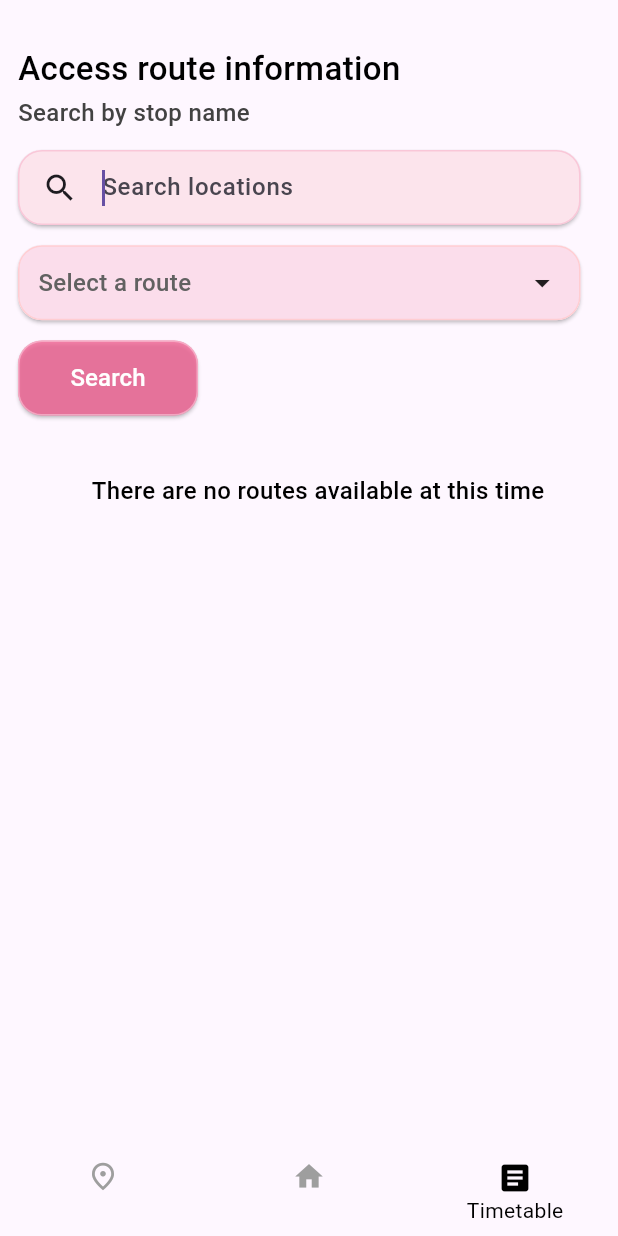
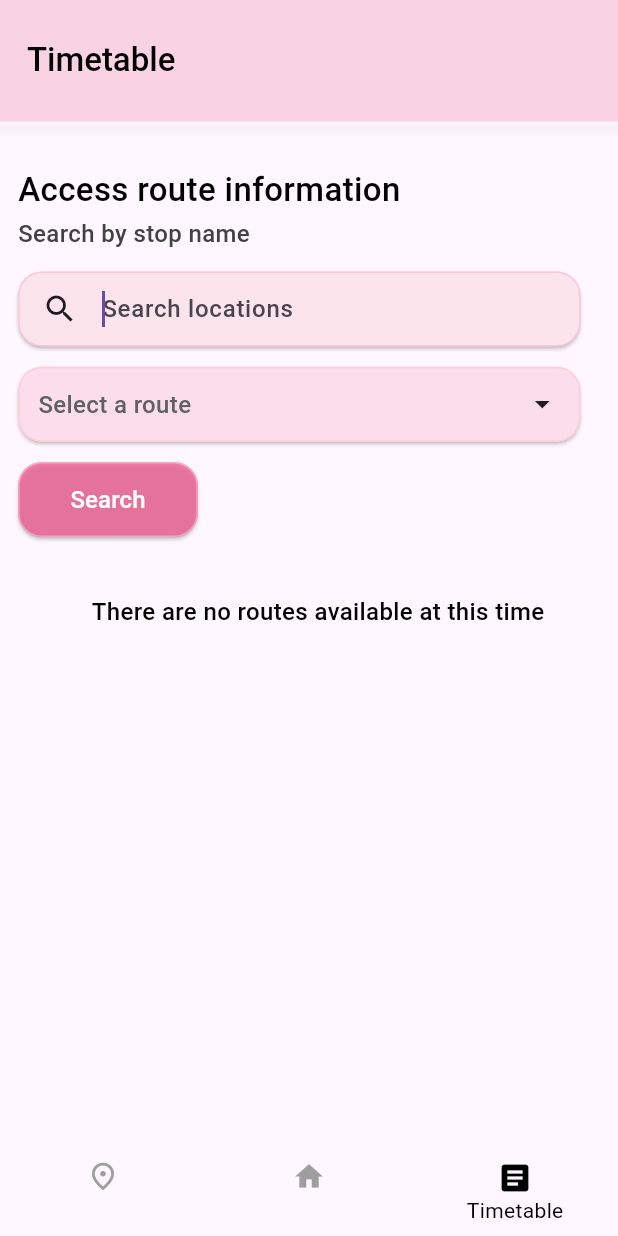
Before and after one commit to a-dempsey/buzz_me_client, a Flutter app: the screen it shows once a user with an empty profile is signed in, item 3 of the bottom bar chosen, after a tap on "Search locations", on a phone screen of 412 x 824 dp. Run offline on Flutter 3.47's test engine with Material 3 defaults, Android fonts, the phone set to English and light mode, and no system bars; our stand-ins replace firebase_auth, firebase_core, firebase_messaging, geolocator, google_maps_flutter, location; missing offline and left inert: geocode, time_picker_spinner_pop_up; accounts and stored records are empty.

Commit message:
app bar for different screens

```diff
--- /dev/null
+++ b/lib/components/home_appbar.dart
@@ -0,0 +1,84 @@
+import 'package:flutter/material.dart';
+
+import '../screens/search_screen.dart';
+import '../screens/settings_screen.dart';
+
+class HomeAppBar extends StatelessWidget implements PreferredSizeWidget{
+  const HomeAppBar({super.key});
+
+  @override
+  Widget build(BuildContext context) {
+    return AppBar(
+        backgroundColor: Colors.pink[100]!.withOpacity(0.6),
+        elevation: 0,
+        toolbarHeight: 85,
+        leading: const Padding(padding: EdgeInsets.only(left: 10),
+          child: Image(
+              image: AssetImage('assets/images/bus_home.png'),
+              width: 10,
+              height: 10
+          ),
+        ),
+        leadingWidth: 68,
+        title: Column(
+          crossAxisAlignment: CrossAxisAlignment.start,
+          children: [
+            Padding(
+              padding: const EdgeInsets.only(left: 2),
+              child: Text(
+                'Location',
+                style: TextStyle(
+                  color: Colors.grey[700],
+                  fontFamily: 'Roboto-Medium',
+                  fontSize: 16,
+                  fontWeight: FontWeight.w400,
+                ),
+              ),
+            ),
+
+            const Text(
+              "Western Road",
+              style: TextStyle(
+                color: Colors.black,
+                fontFamily: 'Roboto-Medium',
+                fontSize: 20,
+                fontWeight: FontWeight.w800,
+              ),
+            ),
+          ],
+        ),
+
+        actions: [
+          IconButton(icon: const Icon(Icons.search, size: 28), onPressed: () {showDialog(
+            context: context,
+            builder: (context) {
+              return const Dialog(
+                child: Column(
+                  mainAxisSize: MainAxisSize.min,
+                  children: <Widget>[
+                    SearchScreen(),
+                  ],
+                ),
+              );
+            },
+          );},),
+          Padding(
+            padding: const EdgeInsets.only(left: 12, right: 12, bottom: 2),
+            child: IconButton(icon: const Icon(Icons.settings_outlined, size: 28),
+              onPressed: () {
+                Navigator.push(
+                  context,
+                  MaterialPageRoute(
+                    builder: (context) => const SettingsScreen(),
+                  ),
+                );
+              },
+            ),
+          ),
+        ],
+    );
+  }
+
+  @override
+  Size get preferredSize => const Size.fromHeight(kToolbarHeight + 25);
+}
--- a/lib/components/navigation_bar.dart
+++ b/lib/components/navigation_bar.dart
@@ -3,18 +3,17 @@ import 'package:buzz_me/screens/home_screen.dart';
 import 'package:buzz_me/screens/map_screen.dart';
 import 'package:buzz_me/screens/timetable_screen.dart';
 
+import '../screens/nav_screen.dart';
 
 class BottomNavBar extends StatefulWidget {
   const BottomNavBar({super.key});
-
+  static int selectedIndex = 1;
   @override
   State<BottomNavBar> createState() => _BottomNavBarState();
 }
 
 class _BottomNavBarState extends State<BottomNavBar> {
-  int _selectedIndex = 1;
   late PageController _pageController;
-
   static const List<Widget> _routes = [
     MapScreen(),
     HomeScreen(),
@@ -23,8 +22,13 @@ class _BottomNavBarState extends State<BottomNavBar> {
 
   void _onItemTapped(int index) {
     setState(() {
-      _selectedIndex = index;
-      _pageController.jumpToPage(index);
+      BottomNavBar.selectedIndex = index;
+      Navigator.pushReplacement(context, PageRouteBuilder(
+        pageBuilder: (context, animation1, animation2) => const NavScreen(),
+        transitionDuration: Duration.zero,
+        reverseTransitionDuration: Duration.zero,
+      ),);
+      NavScreen.index = BottomNavBar.selectedIndex;
     });
   }
 
@@ -47,19 +51,19 @@ class _BottomNavBarState extends State<BottomNavBar> {
         elevation: 0,
         items:  <BottomNavigationBarItem>[
           BottomNavigationBarItem(
-            icon:  Icon(Icons.fmd_good_outlined, size: _selectedIndex == 0 ? 24 : 22),
-            label: _selectedIndex == 0 ? 'Map' : '',
+            icon:  Icon(Icons.fmd_good_outlined, size: BottomNavBar.selectedIndex == 0 ? 24 : 22),
+            label: BottomNavBar.selectedIndex == 0 ? 'Map' : '',
           ),
           BottomNavigationBarItem(
-            icon:  Icon(Icons.home, size: _selectedIndex == 1 ? 24 : 22),
-            label: _selectedIndex == 1 ? 'Home' : '',
+            icon:  Icon(Icons.home, size: BottomNavBar.selectedIndex == 1 ? 24 : 22),
+            label: BottomNavBar.selectedIndex == 1 ? 'Home' : '',
           ),
           BottomNavigationBarItem(
-            icon:  Icon(Icons.article, size: _selectedIndex == 2 ? 24 : 22),
-            label: _selectedIndex == 2 ? 'Timetable' : '',
+            icon:  Icon(Icons.article, size: BottomNavBar.selectedIndex == 2 ? 24 : 22),
+            label: BottomNavBar.selectedIndex == 2 ? 'Timetable' : '',
           ),
         ],
-        currentIndex: _selectedIndex,
+        currentIndex: BottomNavBar.selectedIndex,
         selectedItemColor: Colors.black,
         unselectedItemColor: Colors.grey[500],
         onTap: _onItemTapped,
@@ -73,13 +77,13 @@ class _BottomNavBarState extends State<BottomNavBar> {
               onPageChanged: _onItemTapped,
               physics: const NeverScrollableScrollPhysics(),
               children: [
-                _routes[_selectedIndex],
+                _routes[BottomNavBar.selectedIndex],
               ],
             ),
           ),
           AnimatedPositioned(
             top: 825,
-            left: _selectedIndex == 0 ? 22 : _selectedIndex == 2 ? (164.00 * _selectedIndex) - 20 : 164.00 * _selectedIndex, duration: const Duration(
+            left: BottomNavBar.selectedIndex == 0 ? 22 : BottomNavBar.selectedIndex == 2 ? (164.00 * BottomNavBar.selectedIndex) - 20 : 164.00 * BottomNavBar.selectedIndex, duration: const Duration(
             milliseconds: 250,
           ),
             child: Container(
--- /dev/null
+++ b/lib/components/timetable_appbar.dart
@@ -0,0 +1,34 @@
+import 'package:buzz_me/screens/nav_screen.dart';
+import 'package:flutter/material.dart';
+
+class TimetableAppBar extends StatelessWidget implements PreferredSizeWidget{
+  const TimetableAppBar({super.key});
+  @override
+  Widget build(BuildContext context) {
+    return AppBar(
+      backgroundColor: Colors.pink[100]!.withOpacity(0.6),
+      elevation: 0,
+      toolbarHeight: 85,
+      title: const Column(
+        crossAxisAlignment: CrossAxisAlignment.start,
+        children: [
+          Padding(
+            padding: EdgeInsets.only(left: 2),
+          child: Text(
+            "Timetable",
+            style: TextStyle(
+              color: Colors.black,
+              fontFamily: 'Roboto-Medium',
+              fontSize: 22,
+              fontWeight: FontWeight.w400,
+            ),
+          ),
+          ),
+        ],
+      ),
+    );
+  }
+
+  @override
+  Size get preferredSize => const Size.fromHeight(kToolbarHeight + 25);
+}
--- a/lib/screens/home_screen.dart
+++ b/lib/screens/home_screen.dart
@@ -1,6 +1,9 @@
 import 'package:buzz_me/components/nearest_routes.dart';
 import 'package:buzz_me/components/upcoming_notification.dart';
+import 'package:buzz_me/screens/nav_screen.dart';
 import 'package:flutter/material.dart';
+
+import '../notifications/notifications.dart';
 
 class HomeScreen extends StatefulWidget {
   const HomeScreen({super.key, Widget? widgetToShow});
@@ -16,6 +19,11 @@ class _HomeScreenState extends State<HomeScreen> {
   @override
   void initState() {
     super.initState();
+  }
+
+  @override
+  void dispose(){
+    super.dispose();
   }
 
   @override
@@ -94,10 +102,10 @@ class _HomeScreenState extends State<HomeScreen> {
             ),
             if(!isPressedRoute | (isPressedRoute && isPressed))
               const SizedBox(height: 20),
-            if(!isPressedRoute | (isPressedRoute && isPressed) )
-              //(UpcomingNotification.display == true && UpcomingNotification.time.isNotEmpty) ? const SizedBox(height:118, child: UpcomingNotification()) : const SizedBox(height: 95, child: UpcomingNotification()),
+            if((!isPressedRoute) | (isPressedRoute && isPressed) )
               (UpcomingNotification.display == true && UpcomingNotification.time.isNotEmpty) ?  SizedBox(height: UpcomingNotification.time.length > 1 ? (128.0 + (65 * (UpcomingNotification.time.length - 1))) : (128.0), child: const UpcomingNotification()) : const SizedBox(height: 95, child: UpcomingNotification()),
-            (UpcomingNotification.display == true && UpcomingNotification.time.isNotEmpty) ? const SizedBox(height: 10) : const SizedBox(height: 10),
+            // (UpcomingNotification.display == true && UpcomingNotification.time.isNotEmpty) ? const SizedBox(height: 10) : const SizedBox(height: 10),
+            const SizedBox(height: 10),
             if(!isPressed | (isPressedRoute && isPressed))
               Column(
                 children: [
--- a/lib/screens/map_screen.dart
+++ b/lib/screens/map_screen.dart
@@ -1,6 +1,7 @@
 import 'dart:async';
 import 'dart:core';
 import 'dart:ui';
+import 'package:buzz_me/screens/nav_screen.dart';
 import 'package:flutter/material.dart';
 import 'package:flutter/services.dart';
 import 'package:geolocator/geolocator.dart';
@@ -24,6 +25,7 @@ class _MapScreenState extends State<MapScreen> {
   Set<String> stopName = {};
   Set<double> lat = {};
   Set<double> lng = {};
+
 
   @override
   void dispose(){
@@ -104,6 +106,7 @@ class _MapScreenState extends State<MapScreen> {
           getStations();
         }},
     );
+
   }
 
 
--- a/lib/screens/nav_screen.dart
+++ b/lib/screens/nav_screen.dart
@@ -1,14 +1,67 @@
+import 'package:buzz_me/components/home_appbar.dart';
+import 'package:buzz_me/components/timetable_appbar.dart';
+import 'package:buzz_me/screens/search_screen.dart';
+import 'package:buzz_me/screens/settings_screen.dart';
+import 'package:flutter/foundation.dart';
 import 'package:flutter/material.dart';
+import 'package:geocode/geocode.dart';
+import 'package:geolocator/geolocator.dart';
+import 'package:google_maps_flutter/google_maps_flutter.dart';
+import '../components/icon.dart';
 import '../components/navigation_bar.dart';
 
-class NavScreen extends StatelessWidget {
-  const NavScreen({Key? key}) : super(key: key);
+class NavScreen extends StatefulWidget {
+  const NavScreen({super.key});
+  static int index = 1;
+
+  @override
+  _NavScreenState createState() => _NavScreenState();
+}
+
+class _NavScreenState extends State<NavScreen> {
+  String _currentLocation = "";
+  late LatLng _current;
+
+  @override
+  void initState() {
+    super.initState();
+    _getCurrentLocation();
+
+  }
+
+  Future<void> _getCurrentLocation() async {
+    try {
+      String addr = await getCoords();
+      setState(() {
+        _currentLocation = addr;
+      });
+    } catch (err) {
+      if (kDebugMode) {
+        print(err);
+      }
+    }
+  }
+
+  Future<String> getCoords() async{
+    final position = await Geolocator.getCurrentPosition(
+      desiredAccuracy: LocationAccuracy.high,
+    );
+    final currentLocation = await GeoCode().reverseGeocoding(
+        latitude: position.latitude,
+        longitude: position.longitude);
+
+    final locationStr = currentLocation.streetAddress.toString();
+    return locationStr;
+  }
 
   @override
   Widget build(BuildContext context) {
-    return const Scaffold(
-      body: SafeArea(
-        child: Column(
+    return Scaffold(
+      extendBodyBehindAppBar: true,
+      appBar: NavScreen.index == 1
+          ? const HomeAppBar() as PreferredSizeWidget
+          : NavScreen.index == 2 ? const TimetableAppBar() as PreferredSizeWidget : null,
+      body: const Column(
         crossAxisAlignment: CrossAxisAlignment.start,
         children: [
           SizedBox(height: 10),
@@ -17,7 +70,6 @@ class NavScreen extends StatelessWidget {
           ),
         ],
       ),
-      ),
     );
   }
 }
--- a/lib/screens/timetable_screen.dart
+++ b/lib/screens/timetable_screen.dart
@@ -17,24 +17,29 @@ class _TimetableScreenState extends State<TimetableScreen> {
   bool showRoutes = false;
 
   @override
+  void initState(){
+    super.initState();
+  }
+
+  @override
   Widget build(BuildContext context) {
     return Scaffold(
-      // appBar: AppBar(
-      //   backgroundColor: Colors.pink[100]!.withOpacity(0.6),
-      //   // toolbarHeight: 65,
-      //   // title: const Text(
-      //   //   'Timetable',
-      //   //   style: TextStyle(
-      //   //     color: Colors.black,
-      //   //     fontFamily: 'Roboto-Medium',
-      //   //     fontSize: 20,
-      //   //     fontWeight: FontWeight.w500,
-      //   //   ),
-      //   // ),
-      // ),
-      body: Column(
+      body: SafeArea(
+        child: Column(
           crossAxisAlignment: CrossAxisAlignment.start,
           children: [
+            Container(
+              decoration: BoxDecoration(
+                boxShadow: [
+                  BoxShadow(
+                    color: Colors.grey.withOpacity(0.2),
+                    spreadRadius: 2,
+                    blurRadius: 5,
+                    offset: const Offset(0, -6), // negative offset to apply shadow at top
+                  ),
+                ],
+              ),
+            ),
               const SizedBox(height: 20),
               Padding(
                 padding: const EdgeInsets.only(left: 12.0),
@@ -151,6 +156,7 @@ class _TimetableScreenState extends State<TimetableScreen> {
             ),
           ],
         ),
+      ),
     );
   }
 }
```
Lines whose indentation alone changed are shown as unchanged.
